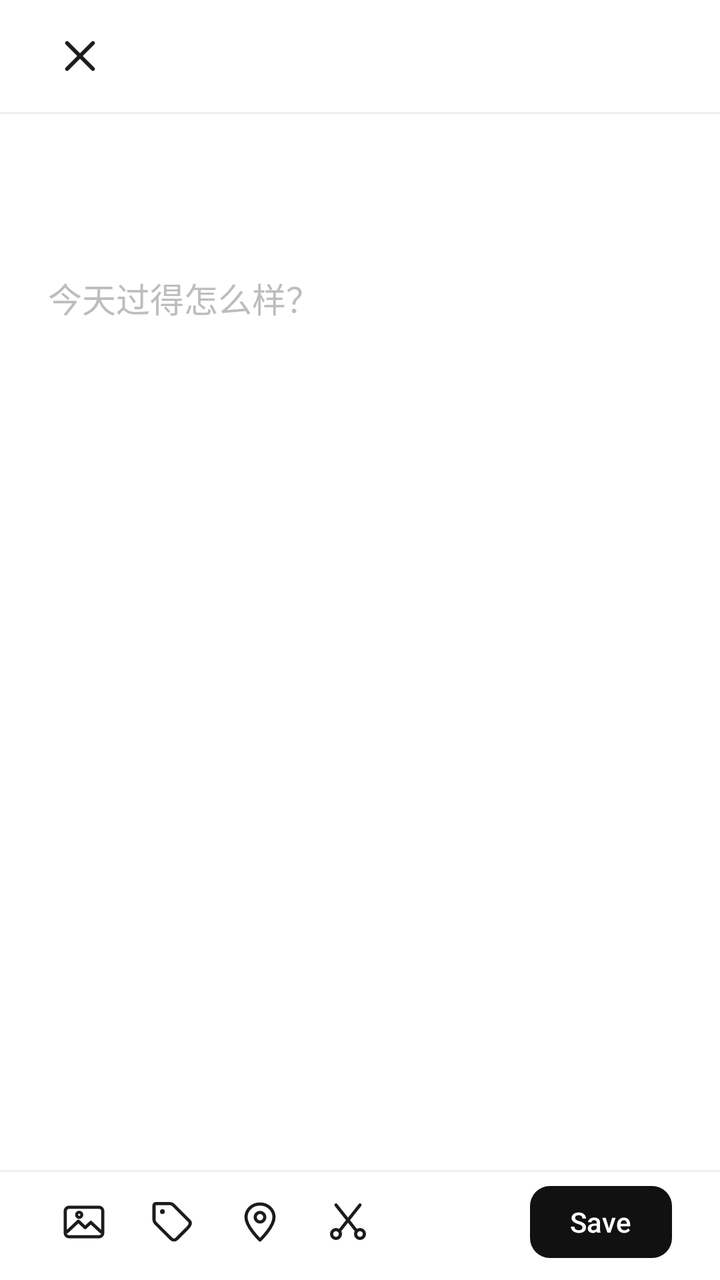
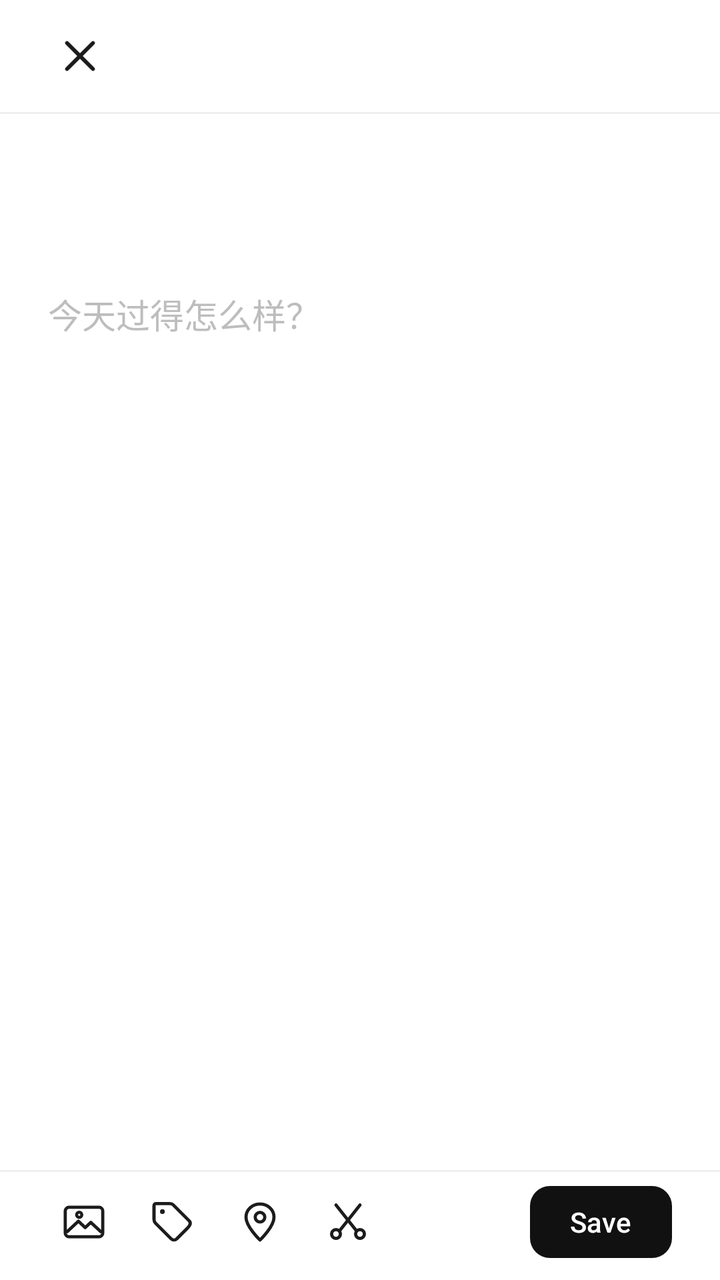

Screens rendered from an Android XML layout before and after an edit, with the pre-edit source and the edit as a unified diff.
<!-- AndroidManifest.xml: activity theme Theme.WuDiary.Editor -->
<!-- res/layout/activity_edit_diary.xml -->
<?xml version="1.0" encoding="utf-8"?>
<LinearLayout xmlns:android="http://schemas.android.com/apk/res/android"
    xmlns:app="http://schemas.android.com/apk/res-auto"
    android:layout_width="match_parent"
    android:layout_height="match_parent"
    android:background="@color/background"
    android:orientation="vertical">

    <ScrollView
        android:id="@+id/scrollContent"
        android:layout_width="match_parent"
        android:layout_height="0dp"
        android:layout_weight="1"
        android:fillViewport="true"
        android:overScrollMode="never"
        android:scrollbars="none">

        <LinearLayout
            android:layout_width="match_parent"
            android:layout_height="wrap_content"
            android:orientation="vertical">

            <LinearLayout
                android:layout_width="match_parent"
                android:layout_height="56dp"
                android:gravity="center_vertical"
                android:orientation="horizontal"
                android:paddingHorizontal="16dp">

                <ImageButton
                    android:id="@+id/btnClose"
                    android:layout_width="48dp"
                    android:layout_height="48dp"
                    android:background="?attr/selectableItemBackgroundBorderless"
                    android:contentDescription="@string/cancel"
                    android:scaleType="centerInside"
                    android:src="@drawable/ic_close"
                    app:tint="@color/text_primary" />
            </LinearLayout>

            <View
                android:layout_width="match_parent"
                android:layout_height="1dp"
                android:background="@color/divider" />

            <LinearLayout
                android:layout_width="match_parent"
                android:layout_height="wrap_content"
                android:layout_marginHorizontal="24dp"
                android:layout_marginTop="22dp"
                android:orientation="horizontal">

                <TextView
                    android:id="@+id/textEditorDay"
                    android:layout_width="wrap_content"
                    android:layout_height="wrap_content"
                    android:fontFamily="serif"
                    android:textColor="@color/text_primary"
                    android:textSize="26sp"
                    android:textStyle="bold" />

                <TextView
                    android:id="@+id/textEditorYear"
                    android:layout_width="wrap_content"
                    android:layout_height="wrap_content"
                    android:layout_marginStart="9dp"
                    android:fontFamily="serif"
                    android:textColor="@color/text_secondary"
                    android:textSize="16sp" />
            </LinearLayout>

            <HorizontalScrollView
                android:id="@+id/imageScroll"
                android:layout_width="match_parent"
                android:layout_height="wrap_content"
                android:layout_marginTop="16dp"
                android:clipToPadding="false"
                android:paddingHorizontal="24dp"
                android:scrollbars="none"
                android:visibility="gone">

                <LinearLayout
                    android:id="@+id/imageStrip"
                    android:layout_width="wrap_content"
                    android:layout_height="wrap_content"
                    android:orientation="horizontal" />
            </HorizontalScrollView>

            <EditText
                android:id="@+id/editContent"
                android:layout_width="match_parent"
                android:layout_height="wrap_content"
                android:layout_marginHorizontal="24dp"
                android:layout_marginTop="22dp"
                android:layout_marginBottom="12dp"
                android:background="@null"
                android:breakStrategy="simple"
                android:gravity="top"
                android:hint="@string/hint_content"
                android:hyphenationFrequency="none"
                android:inputType="textMultiLine|textCapSentences"
                android:lineSpacingExtra="6dp"
                android:minHeight="240dp"
                android:overScrollMode="never"
                android:paddingStart="0dp"
                android:paddingTop="0dp"
                android:paddingEnd="0dp"
                android:paddingBottom="72dp"
                android:scrollbars="none"
                android:textColor="@color/text_body"
                android:textColorHint="@color/text_secondary"
                android:textSize="17sp" />
        </LinearLayout>
    </ScrollView>

    <View
        android:layout_width="match_parent"
        android:layout_height="1dp"
        android:background="@color/divider" />

    <LinearLayout
        android:layout_width="match_parent"
        android:layout_height="wrap_content"
        android:gravity="center_vertical"
        android:orientation="horizontal"
        android:paddingHorizontal="24dp"
        android:paddingTop="7dp"
        android:paddingBottom="11dp">

        <ImageButton
            android:id="@+id/btnImage"
            android:layout_width="36dp"
            android:layout_height="36dp"
            android:background="?attr/selectableItemBackgroundBorderless"
            android:contentDescription="@string/add_image"
            android:scaleType="centerInside"
            android:src="@drawable/ic_image"
            app:tint="@color/text_primary" />

        <ImageButton
            android:id="@+id/btnTag"
            android:layout_width="36dp"
            android:layout_height="36dp"
            android:layout_marginStart="8dp"
            android:background="?attr/selectableItemBackgroundBorderless"
            android:contentDescription="@string/add_tag"
            android:scaleType="centerInside"
            android:src="@drawable/ic_tag"
            app:tint="@color/text_primary" />

        <ImageButton
            android:id="@+id/btnLocation"
            android:layout_width="36dp"
            android:layout_height="36dp"
            android:layout_marginStart="8dp"
            android:background="?attr/selectableItemBackgroundBorderless"
            android:contentDescription="@string/add_location"
            android:scaleType="centerInside"
            android:src="@drawable/ic_location"
            app:tint="@color/text_primary" />

        <ImageButton
            android:id="@+id/btnCut"
            android:layout_width="36dp"
            android:layout_height="36dp"
            android:layout_marginStart="8dp"
            android:background="?attr/selectableItemBackgroundBorderless"
            android:contentDescription="@string/cut_paragraph"
            android:scaleType="centerInside"
            android:src="@drawable/ic_cut"
            app:tint="@color/text_primary" />

        <Space
            android:layout_width="0dp"
            android:layout_height="1dp"
            android:layout_weight="1" />

        <com.google.android.material.button.MaterialButton
            android:id="@+id/btnSave"
            android:layout_width="wrap_content"
            android:layout_height="36dp"
            android:contentDescription="@string/save"
            android:insetTop="0dp"
            android:insetBottom="0dp"
            android:minWidth="0dp"
            android:minHeight="0dp"
            android:paddingHorizontal="20dp"
            android:text="@string/save_action"
            android:textColor="@android:color/white"
            android:textSize="14sp"
            app:backgroundTint="@color/fab_dark"
            app:cornerRadius="10dp" />
    </LinearLayout>

</LinearLayout>
<!-- resources referenced by this layout -->
<resources>
  <color name="background">#FFFFFF</color>
  <color name="divider">#EFEFEF</color>
  <color name="fab_dark">#111111</color>
  <color name="text_body">#565656</color>
  <color name="text_primary">#1C1C1C</color>
  <color name="text_secondary">#BDBDBD</color>
  <!-- drawable ic_close (drawable) -->
  <?xml version="1.0" encoding="utf-8"?>
  <vector xmlns:android="http://schemas.android.com/apk/res/android"
      android:width="24dp"
      android:height="24dp"
      android:viewportWidth="24"
      android:viewportHeight="24">
      <path
          android:fillColor="#00000000"
          android:pathData="M5.5,5.5 L18.5,18.5 M18.5,5.5 L5.5,18.5"
          android:strokeColor="#1C1C1C"
          android:strokeLineCap="round"
          android:strokeWidth="1.9" />
  </vector>
  <!-- drawable ic_location (drawable) -->
  <?xml version="1.0" encoding="utf-8"?>
  <vector xmlns:android="http://schemas.android.com/apk/res/android"
      android:width="24dp"
      android:height="24dp"
      android:viewportWidth="24"
      android:viewportHeight="24">
      <path
          android:fillColor="#00000000"
          android:pathData="M12,21 C12,21 19,14.4 19,9.6 C19,5.9 15.9,3 12,3 C8.1,3 5,5.9 5,9.6 C5,14.4 12,21 12,21 Z"
          android:strokeColor="#1C1C1C"
          android:strokeLineCap="round"
          android:strokeLineJoin="round"
          android:strokeWidth="1.6" />
      <path
          android:fillColor="#00000000"
          android:pathData="M12,7.2 A2.4,2.4 0 1,1 12,12 A2.4,2.4 0 1,1 12,7.2 Z"
          android:strokeColor="#1C1C1C"
          android:strokeWidth="1.6" />
  </vector>
  <!-- drawable ic_tag (drawable) -->
  <?xml version="1.0" encoding="utf-8"?>
  <vector xmlns:android="http://schemas.android.com/apk/res/android"
      android:width="24dp"
      android:height="24dp"
      android:viewportWidth="24"
      android:viewportHeight="24">
      <path
          android:pathData="M20.6,11.4l-7.9,-7.9C12.3,3.1 11.6,2.8 10.9,2.8H4c-0.6,0 -1,0.4 -1,1v6.9c0,0.7 0.3,1.4 0.7,1.8l7.9,7.9c0.8,0.8 2,0.8 2.8,0l5.2,-5.2C21.4,13.4 21.4,12.2 20.6,11.4z"
          android:fillColor="@android:color/transparent"
          android:strokeColor="#000000"
          android:strokeLineCap="round"
          android:strokeLineJoin="round"
          android:strokeWidth="1.6" />
      <path
          android:pathData="M7.2,6.8m-1.2,0a1.2,1.2 0,1 1,2.4 0a1.2,1.2 0,1 1,-2.4 0"
          android:fillColor="#000000" />
  </vector>
  <string name="add_image">添加图片</string>
  <string name="add_location">获取坐标</string>
  <string name="add_tag">添加标签</string>
  <string name="cancel">取消</string>
  <string name="cut_paragraph">剪切当前段落</string>
  <string name="hint_content">今天过得怎么样？</string>
  <string name="save">保存</string>
  <string name="save_action">Save</string>
  <style name="Theme.WuDiary.Editor" parent="Theme.WuDiary">
          <item name="android:windowAnimationStyle">@style/WindowAnimationNone</item>
      </style>
  <style name="Theme.WuDiary" parent="Theme.Material3.Light.NoActionBar">
          <item name="colorPrimary">@color/primary</item>
          <item name="colorOnPrimary">@android:color/white</item>
          <item name="colorSurface">@color/surface</item>
          <item name="android:windowBackground">@color/background</item>
          <item name="android:statusBarColor">@color/background</item>
          <item name="android:windowLightStatusBar">true</item>
          <item name="android:navigationBarColor">@color/background</item>
      </style>
  <style name="WindowAnimationNone">
          <item name="android:activityOpenEnterAnimation">@null</item>
          <item name="android:activityOpenExitAnimation">@null</item>
          <item name="android:activityCloseEnterAnimation">@null</item>
          <item name="android:activityCloseExitAnimation">@null</item>
          <item name="android:windowEnterAnimation">@null</item>
          <item name="android:windowExitAnimation">@null</item>
      </style>
  <color name="primary">#1C1C1C</color>
  <color name="surface">#FFFFFF</color>
  <!-- unchanged entries left out for length: 2 -->
</resources>

<!-- the commit's change to res/layout/activity_edit_diary.xml (unified diff, before → after) -->
@@ -56,7 +56,7 @@
                     android:layout_height="wrap_content"
                     android:fontFamily="serif"
                     android:textColor="@color/text_primary"
-                    android:textSize="26sp"
+                    android:textSize="32sp"
                     android:textStyle="bold" />
 
                 <TextView
@@ -66,7 +66,7 @@
                     android:layout_marginStart="9dp"
                     android:fontFamily="serif"
                     android:textColor="@color/text_secondary"
-                    android:textSize="16sp" />
+                    android:textSize="18sp" />
             </LinearLayout>
 
             <HorizontalScrollView
